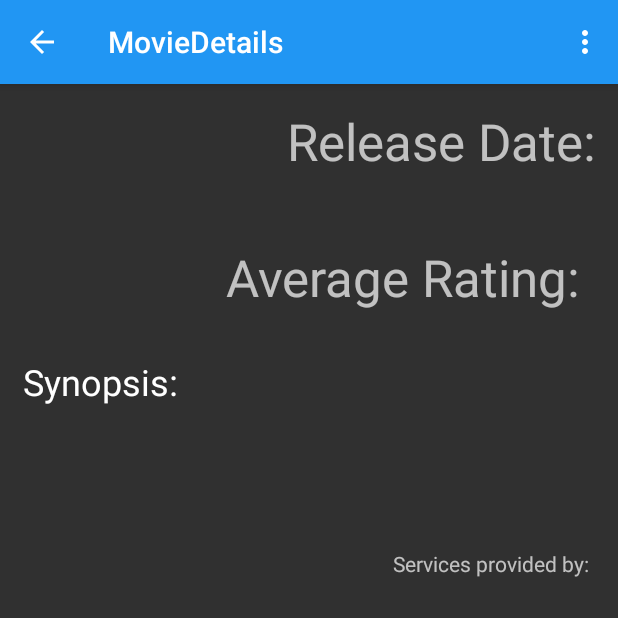
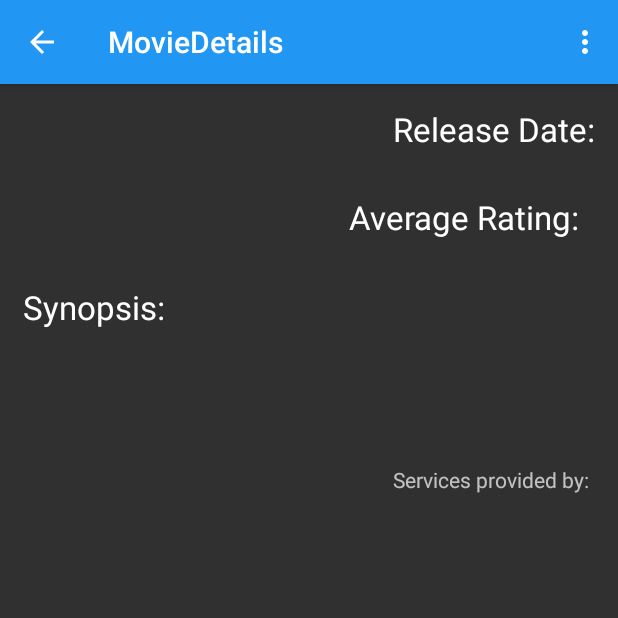
Before and after one commit to alexwine36/Popular-Movies, an Android app: the MovieDetailsFragment screen opened directly, with no data from a screen before it, on a phone screen of 412 x 824 dp, the top half of it. Run offline under Robolectric (Android 15) with nearby library versions, the phone set to English and light mode, and no system bars; our stand-ins replace Picasso; libraries missing offline, so code that uses them is left out: retrofit.client; pictures from the network do not load.

Commit message:
Commit before ensuring correct

```diff
--- a/app/build.gradle
+++ b/app/build.gradle
@@ -2,7 +2,7 @@ apply plugin: 'com.android.application'
 
 android {
     compileSdkVersion 22
-    buildToolsVersion "23.0.0 rc2"
+    buildToolsVersion '25.0.0'
 
     defaultConfig {
         applicationId "io.awts.popularmovies"
@@ -30,5 +30,6 @@ dependencies {
     compile 'com.squareup.retrofit:retrofit:1.9.0'
     compile 'com.squareup.okhttp:okhttp:2.4.0'
 //    compile 'com.google.code.gson:gson:2.3.1'
+    compile 'com.android.support:recyclerview-v7:22.2.0'
     compile 'com.android.support:support-v4:22.2.0'
 }
--- a/app/src/main/java/io/awts/popularmovies/DiscoveryFragment.java
+++ b/app/src/main/java/io/awts/popularmovies/DiscoveryFragment.java
@@ -169,6 +169,7 @@ public class DiscoveryFragment extends Fragment {
 
 
     }
+
     private void downloadData() {
         String api_key = getString(R.string.API_Key);
 //        String append_to_response = "videos,reviews";
--- a/app/src/main/res/layout/fragment_movie_details.xml
+++ b/app/src/main/res/layout/fragment_movie_details.xml
@@ -47,9 +47,8 @@
 
                     <TextView
                         android:id="@+id/hello_text"
-                        style="@style/TextAppearance.AppCompat.Display2"
-                        android:layout_width="wrap_content"
-                        android:layout_height="wrap_content"
+                        style="@style/LargeText"
+
                         android:layout_gravity="bottom|right"
                         android:gravity="bottom|right"
                         android:lines="@integer/abc_max_action_buttons"
@@ -59,15 +58,13 @@
 
                 <TextView
                     android:id="@+id/release_title"
-                    style="@style/TextAppearance.AppCompat.Display1"
-                    android:layout_width="wrap_content"
-                    android:layout_height="wrap_content"
+                    style="@style/LargeText"
                     android:layout_gravity="right"
                     android:text="@string/release_date" />
 
                 <TextView
                     android:id="@+id/release_value"
-                    style="@style/TextAppearance.AppCompat.Display1"
+                    style="@style/LargeText"
                     android:layout_width="wrap_content"
                     android:layout_height="wrap_content"
                     android:layout_gravity="end" />
@@ -80,7 +77,7 @@
 
                     <TextView
                         android:id="@+id/rating_title"
-                        style="@style/TextAppearance.AppCompat.Display1"
+                        style="@style/LargeText"
                         android:layout_width="wrap_content"
                         android:layout_height="wrap_content"
                         android:paddingEnd="10dp"
@@ -90,11 +87,7 @@
 
                     <TextView
                         android:id="@+id/rating_value"
-                        style="@style/TextAppearance.AppCompat.Display1"
-                        android:layout_width="wrap_content"
-                        android:layout_height="wrap_content"
-
-                        android:textAppearance="?android:attr/textAppearanceMedium" />
+                        style="@style/LargeText" />
                 </LinearLayout>
             </LinearLayout>
 
@@ -111,14 +104,14 @@
                 android:layout_width="wrap_content"
                 android:layout_height="wrap_content"
                 android:text="@string/synopsis"
-                android:textAppearance="@style/TextAppearance.AppCompat.Headline" />
+                style="@style/LargeText"/>
 
             <TextView
                 android:id="@+id/sysnopsis_value"
                 android:layout_width="wrap_content"
 
                 android:layout_height="wrap_content"
-                android:textAppearance="@style/TextAppearance.AppCompat.Large" />
+                style="@style/MediumText"/>
         </LinearLayout>
 
         <TextView
@@ -126,20 +119,22 @@
             android:layout_height="wrap_content"
             android:text="Reviews:"
             android:visibility="gone"
-            android:textAppearance="?android:attr/textAppearanceLarge"
+            style="@style/LargeText"
             android:padding="15dp"
             android:id="@+id/review_text"/>
 
         <ListView
-            android:layout_width="match_parent"
-            android:layout_height="match_parent"
-            android:id="@+id/list_review"
-            android:padding="15dp" />
+        android:layout_width="match_parent"
+        android:layout_height="match_parent"
+        android:id="@+id/list_review"
+        android:padding="15dp" />
 
-
-
-
-
+        <!--<android.support.v7.widget.RecyclerView-->
+            <!--xmlns:android="http://schemas.android.com/apk/res/android"-->
+            <!--android:id="@+id/recyclerview"-->
+            <!--android:layout_width="match_parent"-->
+            <!--android:layout_height="match_parent"-->
+            <!--/>-->
 
 
 
--- a/app/src/main/res/layout/list_item_review.xml
+++ b/app/src/main/res/layout/list_item_review.xml
@@ -2,14 +2,12 @@
 <LinearLayout xmlns:android="http://schemas.android.com/apk/res/android"
     android:layout_width="match_parent"
     android:layout_height="match_parent"
-    android:orientation="vertical"
->
+    android:orientation="vertical">
 
     <TextView
         android:id="@+id/review_author"
         android:layout_width="wrap_content"
         android:layout_height="wrap_content"
-
         android:text="Large Text"
         android:textAppearance="?android:attr/textAppearanceLarge" />
 
@@ -17,7 +15,6 @@
         android:id="@+id/review_content"
         android:layout_width="wrap_content"
         android:layout_height="match_parent"
-
         android:text="Medium Text"
         android:textAppearance="?android:attr/textAppearanceMedium" />
 </LinearLayout>
--- a/app/src/main/res/values/styles.xml
+++ b/app/src/main/res/values/styles.xml
@@ -9,7 +9,15 @@
         <item name="colorAccent">@color/color_accent</item>
 
         <!--<item name="theme">@style/ThemeOverlay.AppCompat.Dark.ActionBar</item>-->
+    </style>
 
+    <style name="LargeText" parent="TextAppearance.AppCompat.Large">
+        <item name="android:layout_height">wrap_content</item>
+        <item name="android:layout_width">wrap_content</item>
+    </style>
+    <style name="MediumText" parent="TextAppearance.AppCompat.Medium">
+        <item name="android:layout_width">wrap_content</item>
+        <item name="android:layout_height">wrap_content</item>
     </style>
 
 
--- a/build.gradle
+++ b/build.gradle
@@ -5,7 +5,7 @@ buildscript {
         jcenter()
     }
     dependencies {
-        classpath 'com.android.tools.build:gradle:1.2.3'
+        classpath 'com.android.tools.build:gradle:2.3.0-alpha3'
 
         // NOTE: Do not place your application dependencies here; they belong
         // in the individual module build.gradle files
```
Also changed, not shown: app/src/main/java/io/awts/popularmovies/MovieDetailsFragment.java (+153 -101 lines), app/src/main/java/io/awts/popularmovies/adapter/RecyclerReviewAdapter.java (added, +92 -0 lines), app/src/main/res/layout/review_list_item.xml (added, +15 -0 lines), gradle/wrapper/gradle-wrapper.properties, 1 other file.
